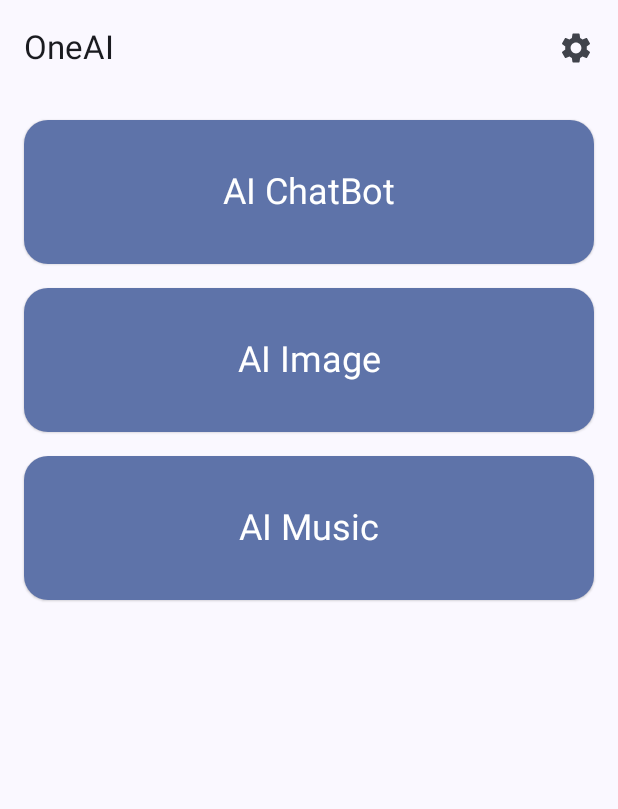
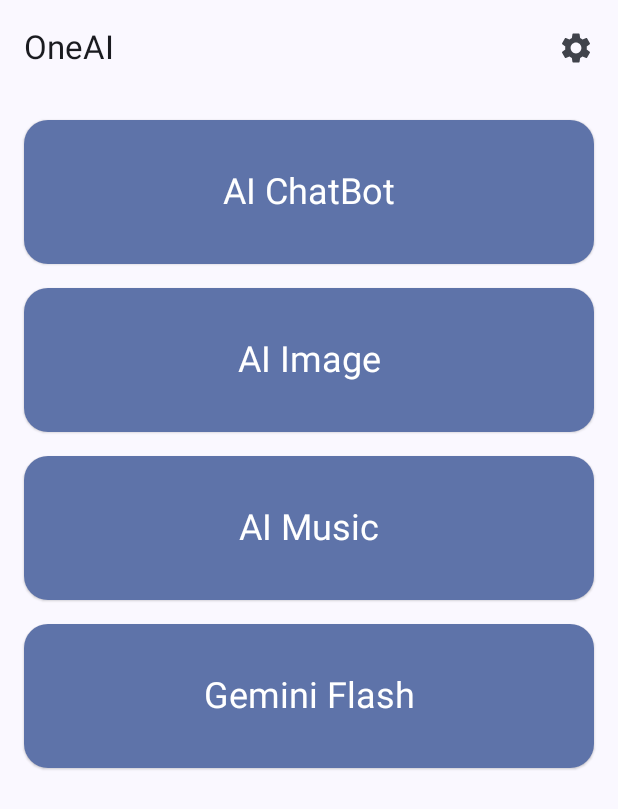
Before and after one commit to Android-by-Kotlin/OneAI-Avatar, an Android app built with Jetpack Compose: the screen it shows after launch (MainActivity), on a phone screen of 412 x 824 dp. Shown: the top 809 px of the screen. Run offline under Robolectric (Android 15) with nearby library versions, the phone set to English and light mode, and no system bars.

Commit message:
new chatbot gemini 2.0 flash model added

```diff
--- a/app/src/main/java/max/ohm/noai/fluxproimagegen/FluxImageGenApiKey.kt
+++ b/app/src/main/java/max/ohm/noai/fluxproimagegen/FluxImageGenApiKey.kt
@@ -1,5 +1,5 @@
 package max.ohm.noai.fluxproimagegen
 
 
-//    const val API_KEY = "ddc-a4f-2e9bee7f17d640d7bcba8fb26cf48d46"
-const val FLUXPRO_API_KEY = "ddc-a4f-2e9bee7f17d640d7bcba8fb26cf48d46"
+    const val FLUXPRO_API_KEY = "ddc-a4f-2e9bee7f17d640d7bcba8fb26cf48d46"
+//const val A4F_API_KEY = "ddc-a4f-2e9bee7f17d640d7bcba8fb26cf48d46"
--- a/app/src/main/java/max/ohm/noai/fluxproimagegen/network/FluxDataModels.kt
+++ b/app/src/main/java/max/ohm/noai/fluxproimagegen/network/FluxDataModels.kt
@@ -1,6 +1,6 @@
 package max.ohm.noai.fluxproimagegen.network
 
-import com.google.gson.annotations.SerializedName
+
 
 data class FluxImageGenerationRequest(
     val model: String,
--- a/app/src/main/java/max/ohm/noai/homescreen/HomeScreen.kt
+++ b/app/src/main/java/max/ohm/noai/homescreen/HomeScreen.kt
@@ -146,6 +146,30 @@
 //                    Spacer(modifier = Modifier.size(64.dp)) // Placeholder size
 //                }
 //            }
+
+            // Gemini Flash Card (New)
+            ElevatedCard(
+                onClick = { navController.navigate("geminiFlash") },
+                modifier = Modifier.fillMaxWidth(),
+                shape = RoundedCornerShape(16.dp),
+                colors = CardDefaults.elevatedCardColors(
+                    containerColor = MaterialTheme.colorScheme.primaryContainer // Light blue color
+                )
+            ) {
+                Row(
+                    modifier = Modifier
+                        .padding(16.dp)
+                        .fillMaxWidth(),
+                    verticalAlignment = Alignment.CenterVertically,
+                    horizontalArrangement = Arrangement.SpaceBetween
+                ) {
+                    // Placeholder for Gemini Flash image
+                    Spacer(modifier = Modifier.size(64.dp)) // Placeholder size
+                    Text("Gemini Flash", style = MaterialTheme.typography.headlineSmall)
+                    // Placeholder for Gemini Flash image
+                    Spacer(modifier = Modifier.size(64.dp)) // Placeholder size
+                }
+            }
         }
     }
 }
--- a/app/src/main/java/max/ohm/noai/navigationsystem/AppNavigation.kt
+++ b/app/src/main/java/max/ohm/noai/navigationsystem/AppNavigation.kt
@@ -13,6 +13,7 @@
 import max.ohm.noai.ai_music.AiMusicViewModel
 import max.ohm.noai.musicgeneration.MusicGeneratorScreen
 import max.ohm.noai.musicgeneration.MusicViewModel
+import max.ohm.noai.geminiflash.GeminiFlashScreen // Import GeminiFlashScreen
 import androidx.navigation.NavType
 import androidx.navigation.navArgument
 
@@ -45,6 +46,9 @@
             val musicViewModel: MusicViewModel = viewModel()
             MusicGeneratorScreen(viewModel = musicViewModel)
         }
+        composable("geminiFlash") { // Add Gemini Flash destination
+            GeminiFlashScreen()
+        }
         // Add other destinations here (translator)
     }
 }
```
